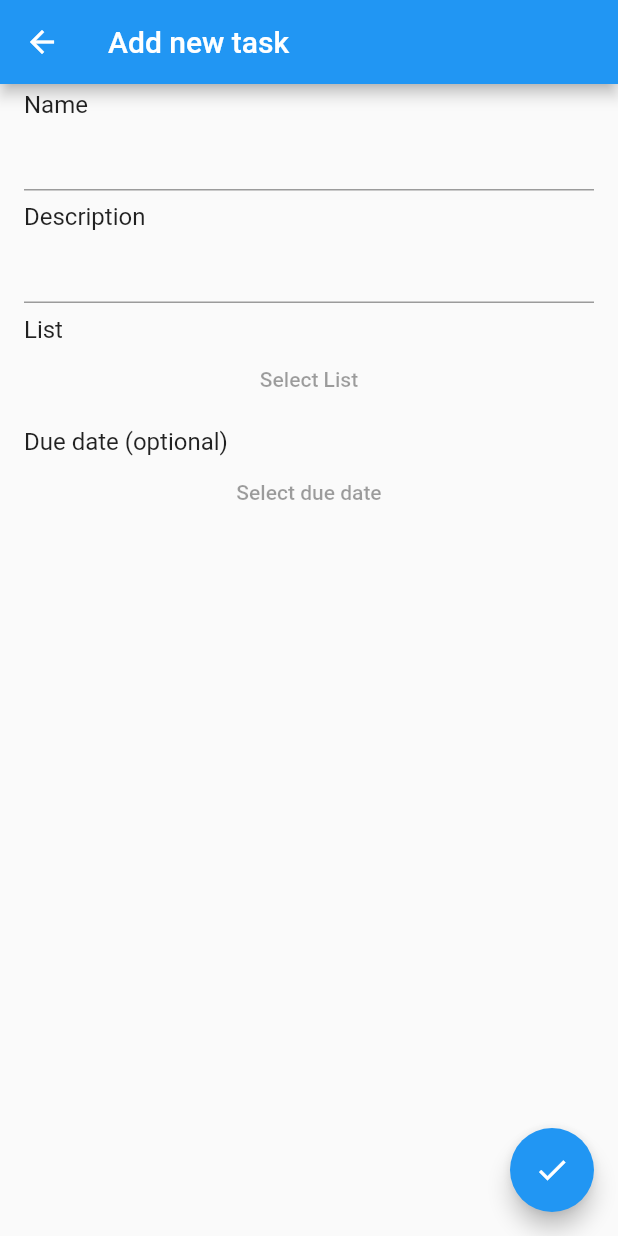
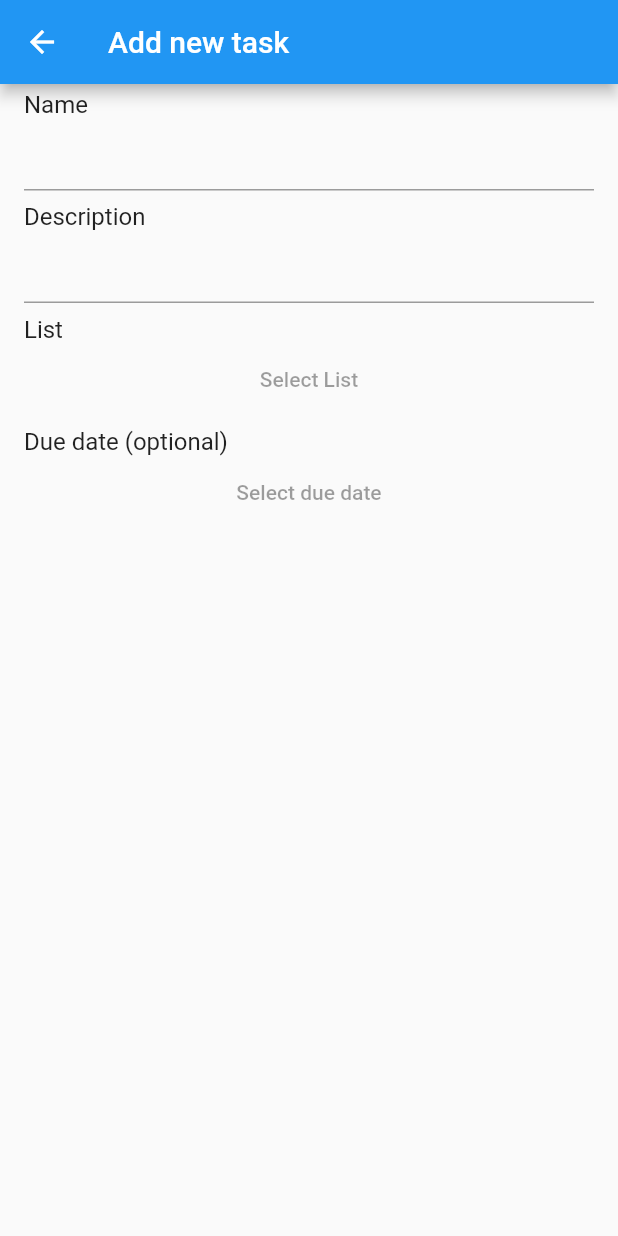
Before and after one commit to michpohl/Flutter-To-Do, a Flutter app: the AddTodDoItemDialog screen opened directly, on a phone screen of 412 x 824 dp. Run offline on Flutter 3.47's test engine with Material 2 defaults, Android fonts, the phone set to English and light mode, and no system bars; our stand-ins replace shared_preferences; accounts and stored records are empty.

Commit message:
Prevent user from submitting tasks without a name

```diff
--- a/lib/dialog_addtodo.dart
+++ b/lib/dialog_add_todo.dart
@@ -14,9 +14,9 @@ class AddToDoItemDialogState extends State<AddTodDoItemDialog> {
   String _description;
   String _listName;
   DateTime _dueDate;
+  bool hasTaskName = false;
 
   bool isWorking = false;
-
 
   //TODO make sure all the strings get SUBMITTED first
   void _saveTaskAndReturn() async {
@@ -56,6 +56,7 @@ class AddToDoItemDialogState extends State<AddTodDoItemDialog> {
               style: null,
               onSubmitted: (text) {
                 _title = text;
+                hasTaskName = true;
               }),
         ),
         new ListTile(
@@ -82,8 +83,11 @@ class AddToDoItemDialogState extends State<AddTodDoItemDialog> {
     );
   }
 
+
+
     @override
     Widget build(BuildContext context) {
+      if (hasTaskName) {
         return new Scaffold(
             appBar: new AppBar(
               title: const Text('Add new task'),
@@ -91,5 +95,13 @@ class AddToDoItemDialogState extends State<AddTodDoItemDialog> {
             floatingActionButton: new FloatingActionButton(
                 onPressed: _saveTaskAndReturn, child: new Icon(Icons.check)),
             body: _getCurrentStateWidget());
+      } else {
+        return new Scaffold(
+            appBar: new AppBar(
+              title: const Text('Add new task'),
+            ),
+
+            body: _getCurrentStateWidget());
       }
     }
+  }
--- a/lib/todo_start_page.dart
+++ b/lib/todo_start_page.dart
@@ -2,7 +2,7 @@ import 'dart:async';
 
 import 'package:flutter/material.dart';
 import 'package:flutter_to_do/database_handler.dart';
-import 'package:flutter_to_do/dialog_addtodo.dart';
+import 'package:flutter_to_do/dialog_add_todo.dart';
 import 'package:flutter_to_do/task.dart';
 
 class ToDoStartPage extends StatefulWidget {
```
Lines whose indentation alone changed are shown as unchanged.
